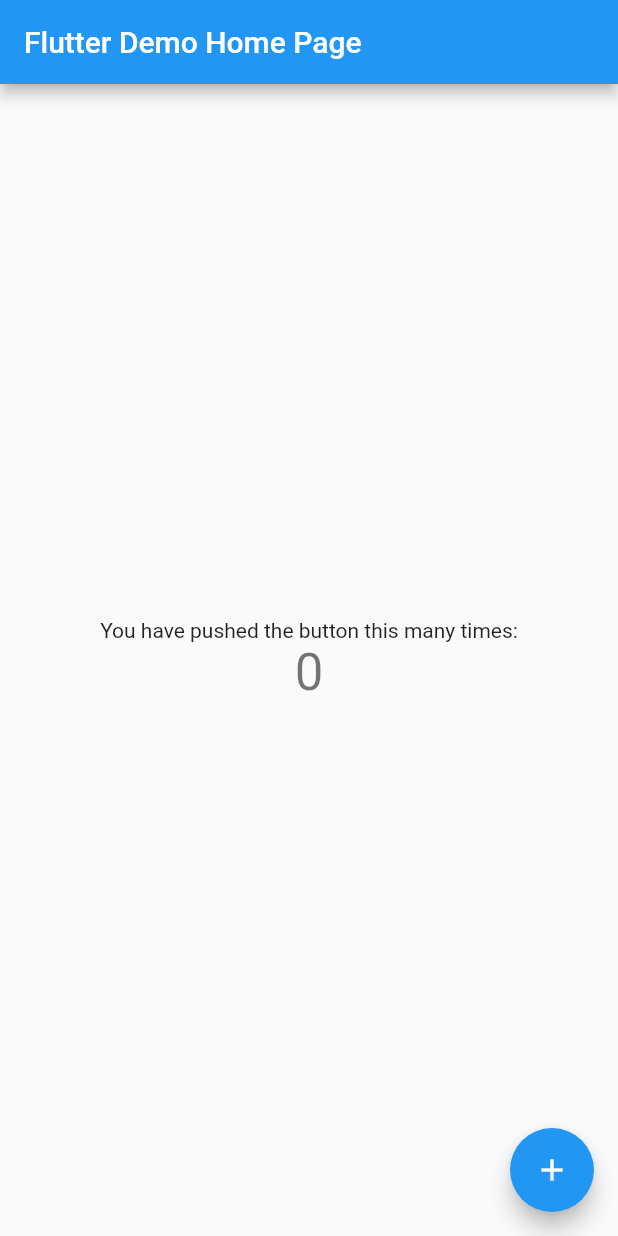
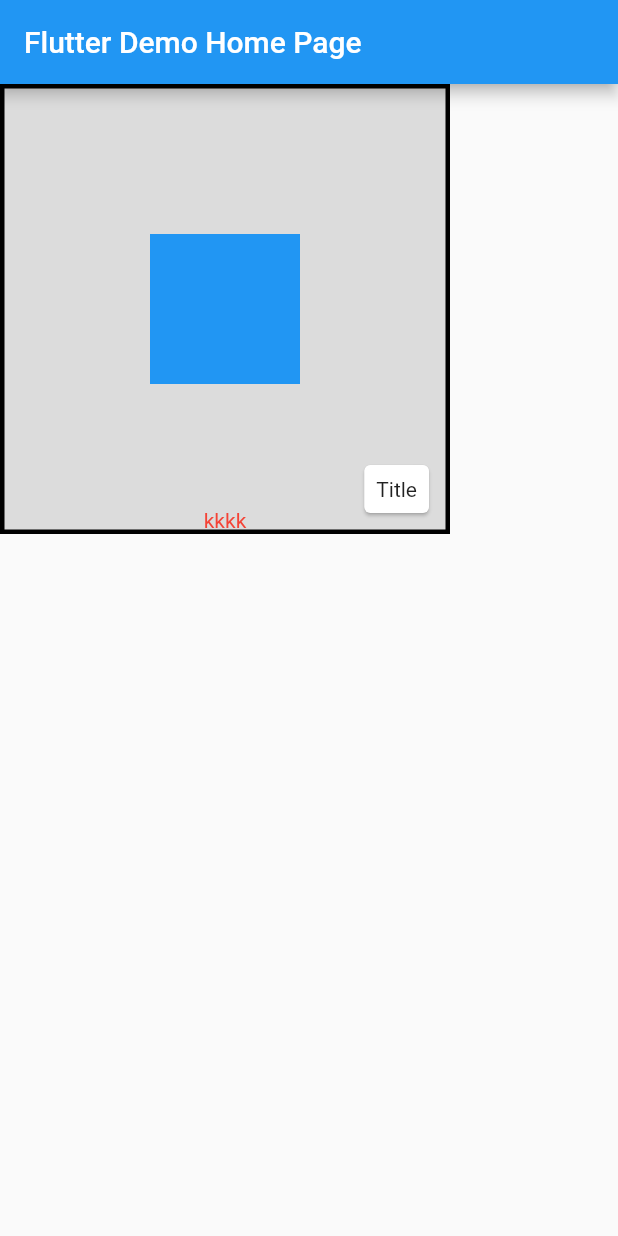
Before and after one commit to onguc/log_tracking, a Flutter app: the screen it shows after launch, on a phone screen of 412 x 824 dp. Run offline on Flutter 3.47's test engine with Material 2 defaults, Android fonts, the phone set to English and light mode, and no system bars; our stand-ins replace connectivity_plus, device_info_plus, dio, hive, hive_flutter, package_info_plus; accounts and stored records are empty.

Commit message:
#0.1.7 paket güncellemesi yapıldı

```diff
--- a/example/lib/main.dart
+++ b/example/lib/main.dart
@@ -11,9 +11,6 @@ class MyApp extends StatelessWidget {
   // This widget is the root of your application.
   @override
   Widget build(BuildContext context) {
-    Log.i("deneme");
-    Log.e("hata");
-    Log.w("uyarı");
 
     return MaterialApp(
       title: 'Flutter Demo',
@@ -56,6 +53,7 @@ class _MyHomePageState extends State<MyHomePage> {
   int _counter = 0;
 
   void _incrementCounter() {
+    Navigator.push(context, MaterialPageRoute(builder: (context) => MyHomePage(title: "deneme_${++_counter}")));
     setState(() {
       // This call to setState tells the Flutter framework that something has
       // changed in this State, which causes it to rerun the build method below
@@ -80,41 +78,53 @@ class _MyHomePageState extends State<MyHomePage> {
         // the App.build method, and use it to set our appbar title.
         title: Text(widget.title),
       ),
-      body: Center(
-        // Center is a layout widget. It takes a single child and positions it
-        // in the middle of the parent.
-        child: Column(
-          // Column is also a layout widget. It takes a list of children and
-          // arranges them vertically. By default, it sizes itself to fit its
-          // children horizontally, and tries to be as tall as its parent.
-          //
-          // Invoke "debug painting" (press "p" in the console, choose the
-          // "Toggle Debug Paint" action from the Flutter Inspector in Android
-          // Studio, or the "Toggle Debug Paint" command in Visual Studio Code)
-          // to see the wireframe for each widget.
-          //
-          // Column has various properties to control how it sizes itself and
-          // how it positions its children. Here we use mainAxisAlignment to
-          // center the children vertically; the main axis here is the vertical
-          // axis because Columns are vertical (the cross axis would be
-          // horizontal).
-          mainAxisAlignment: MainAxisAlignment.center,
-          children: <Widget>[
-            Text(
-              'You have pushed the button this many times:',
+      body: Stack(
+        alignment: Alignment.center,
+        children: <Widget>[
+          Container(
+            width: 300.0,
+            height: 300.0,
+            decoration: BoxDecoration(
+              color: Colors.black12,
+              border: Border.all(
+                color: Colors.black,
+                width: 3.0,
+              ),
             ),
-            Text(
-              '$_counter',
-              style: Theme.of(context).textTheme.headline4,
+            child: Stack(
+              alignment: Alignment.center,
+              children: [
+                Align(
+                  child: Text("kk",style: TextStyle(color: Colors.red),),
+                  alignment: Alignment(1.1, 1),
+                ),
+                Positioned(child: Text("kkkk",style: TextStyle(color: Colors.red)),bottom: -2,),
+
+              ],
             ),
-          ],
-        ),
+          ),
+          Container(
+            width: 100.0,
+            height: 100.0,
+            color: Colors.blue,
+          ),
+          Positioned(
+            bottom: 10.0,
+            right: 10.0,
+            child: Card(
+              child: Padding(
+                padding: const EdgeInsets.all(8.0),
+                child: Text("Title"),
+              ),
+            ),
+          )
+        ],
       ),
-      floatingActionButton: FloatingActionButton(
-        onPressed: _incrementCounter,
-        tooltip: 'Increment',
-        child: Icon(Icons.add),
-      ), // This trailing comma makes auto-formatting nicer for build methods.
+      // floatingActionButton: FloatingActionButton(
+      //   onPressed: _incrementCounter,
+      //   tooltip: 'Increment',
+      //   child: Icon(Icons.add),
+      // ), // This trailing comma makes auto-formatting nicer for build methods.
     );
   }
 }
--- a/pubspec.yaml
+++ b/pubspec.yaml
@@ -1,6 +1,6 @@
 name: log_tracking
 description: A package that stores the logs used in the project
-version: 0.1.6
+version: 0.1.7
 homepage:
 
 environment:
@@ -14,8 +14,8 @@ dependencies:
   hive_flutter: ^1.1.0
   intl: ^0.17.0
 #  device_info: ^2.0.1
-  device_info_plus: ^3.2.3
-  package_info_plus: ^1.3.0
+  device_info_plus: any
+  package_info_plus: any
   connectivity_plus: ^2.3.0
   dio: ^4.0.4
   json_annotation: ^4.5.0
```
Also changed, not shown: 1 other file.
